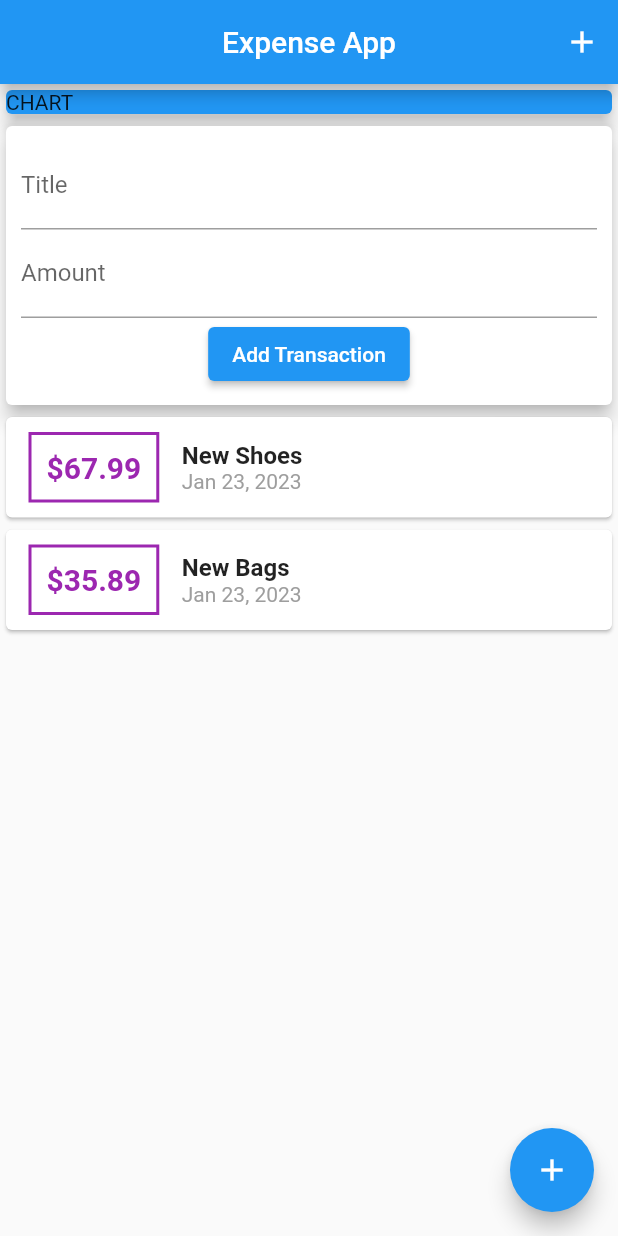
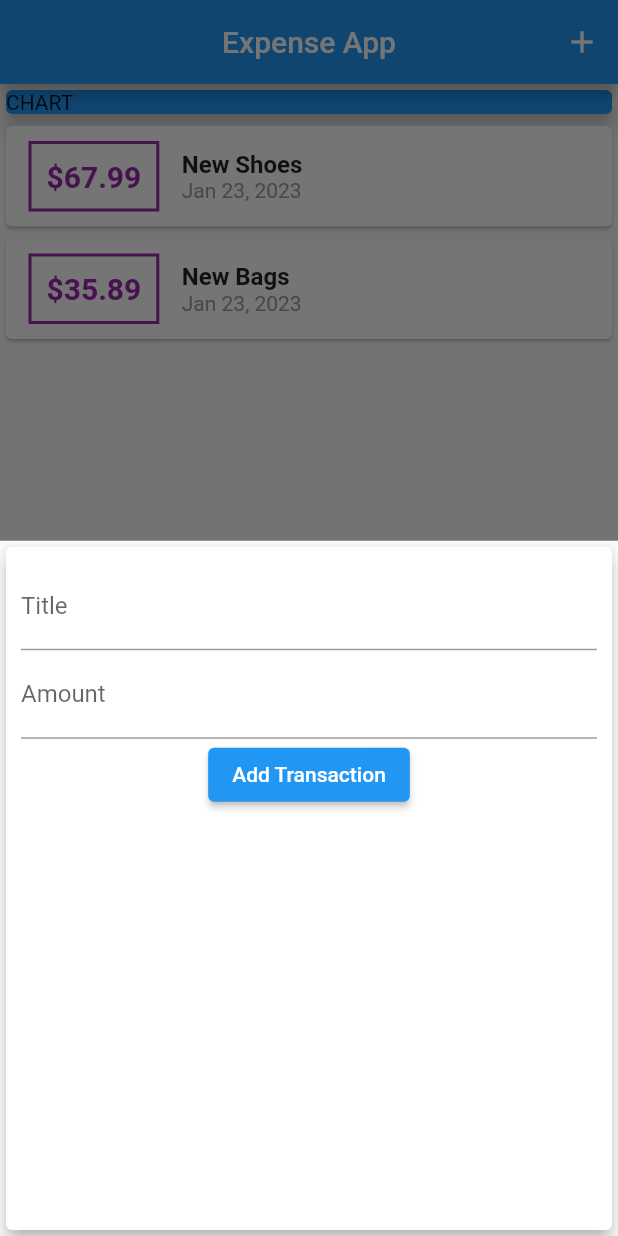
Before and after one commit to chineduG/Expense-App-built-with-Flutter, a Flutter app: the screen it shows after launch, after a tap on the "add" icon, on a phone screen of 412 x 824 dp. Run offline on Flutter 3.47's test engine with Material 2 defaults, Android fonts, the phone set to English and light mode, and no system bars.

Commit message:
remove user_transactions file

```diff
--- a/lib/main.dart
+++ b/lib/main.dart
@@ -1,8 +1,9 @@
+import 'package:build101/widgets/new_transactions.dart';
 import 'package:build101/widgets/trasactions_list.dart';
 import 'package:flutter/material.dart';
 import 'package:intl/intl.dart';
 
-import 'widgets/user_transactions.dart';
+import 'modles/transaction.dart';
 
 void main() {
   runApp(const MyApp());
@@ -13,7 +14,7 @@ class MyApp extends StatelessWidget {
 
   @override
   Widget build(BuildContext context) {
-    return const MaterialApp(
+    return MaterialApp(
       debugShowCheckedModeBanner: false,
       home: ExpenseApp(),
     );
@@ -21,13 +22,50 @@ class MyApp extends StatelessWidget {
 }
 
 class ExpenseApp extends StatefulWidget {
-  const ExpenseApp({super.key});
-
   @override
   State<ExpenseApp> createState() => _ExpenseAppState();
 }
 
 class _ExpenseAppState extends State<ExpenseApp> {
+  // const ExpenseApp({super.key});
+  final titleControler = TextEditingController();
+  final amountControler = TextEditingController();
+
+  //! Predefined list of transactions.
+  final List<Transaction> _userTransactions = [
+    Transaction(
+        id: 't1', title: 'New Shoes', amount: 67.99, date: DateTime.now()),
+    Transaction(
+        id: 't2', title: 'New Bags', amount: 35.89, date: DateTime.now())
+  ];
+
+//! Get user transactions.
+  void _addNewTransaction(String txTitle, double txAmount) {
+    final newTx = Transaction(
+        title: txTitle,
+        amount: txAmount,
+        date: DateTime.now(),
+        id: DateTime.now().toString());
+
+//* setState(newTx); function
+    setState(() {
+      _userTransactions.add(newTx);
+    });
+  }
+
+//! showModalBottomSheet
+  void _startAddNewTransaction(BuildContext ctx) {
+    showModalBottomSheet(
+        context: ctx,
+        builder: (_) {
+          return GestureDetector(
+            onTap: () {},
+            behavior: HitTestBehavior.opaque,
+            child: NewTransaction(_addNewTransaction),
+          );
+        });
+  }
+
   @override
   Widget build(BuildContext context) {
     return Scaffold(
@@ -37,7 +75,7 @@ class _ExpenseAppState extends State<ExpenseApp> {
         actions: [
           IconButton(
             icon: Icon(Icons.add),
-            onPressed: () {},
+            onPressed: () => _startAddNewTransaction(context),
           )
         ],
       ),
@@ -51,14 +89,15 @@ class _ExpenseAppState extends State<ExpenseApp> {
               child: const Card(
                   child: Text('CHART'), elevation: 5, color: Colors.blue),
             ),
-            const UserTransaction()
+            TransactionList(_userTransactions)
             // NewTransaction(),
             // TransactionList(),
           ],
         ),
       ),
+      floatingActionButtonLocation: FloatingActionButtonLocation.centerFloat,
       floatingActionButton: FloatingActionButton(
-        onPressed: () {},
+        onPressed: () => _startAddNewTransaction(context),
         child: Icon(Icons.add),
       ),
     );
--- a/lib/widgets/new_transactions.dart
+++ b/lib/widgets/new_transactions.dart
@@ -1,11 +1,17 @@
 import 'package:flutter/material.dart';
 
-class NewTransaction extends StatelessWidget {
+class NewTransaction extends StatefulWidget {
   final Function addTx;
   NewTransaction(this.addTx);
 
+  @override
+  State<NewTransaction> createState() => _NewTransactionState();
+}
+
+class _NewTransactionState extends State<NewTransaction> {
   // TextController
   final titleControler = TextEditingController();
+
   final amountControler = TextEditingController();
 
 //! Refactoring code to call from other functions.
@@ -15,7 +21,7 @@ class NewTransaction extends StatelessWidget {
     if (enteredTitle.isEmpty || enteredAmount <= 0) {
       return;
     }
-    addTx(enteredTitle, enteredAmount);
+    widget.addTx(enteredTitle, enteredAmount);
   }
 
   @override
--- a/lib/widgets/user_transactions.dart
+++ /dev/null
@@ -1,48 +0,0 @@
-import 'package:build101/widgets/new_transactions.dart';
-import 'package:build101/widgets/trasactions_list.dart';
-import 'package:flutter/material.dart';
-
-import '../modles/transaction.dart';
-
-class UserTransaction extends StatefulWidget {
-  const UserTransaction({super.key});
-
-  @override
-  State<UserTransaction> createState() => _UserTransactionState();
-}
-
-class _UserTransactionState extends State<UserTransaction> {
-  //! Predefined list of transactions.
-  final List<Transaction> _userTransactions = [
-    Transaction(
-        id: 't1', title: 'New Shoes', amount: 67.99, date: DateTime.now()),
-    Transaction(
-        id: 't2', title: 'New Bags', amount: 35.89, date: DateTime.now())
-  ];
-
-//! Get user transactions.
-  void _addNewTransaction(String txTitle, double txAmount) {
-    final newTx = Transaction(
-        title: txTitle,
-        amount: txAmount,
-        date: DateTime.now(),
-        id: DateTime.now().toString());
-
-
-//* setState(newTx); function
-    setState(() {
-      _userTransactions.add(newTx);
-    });
-  }
-
-  @override
-  Widget build(BuildContext context) {
-    return Column(
-      children: [
-        NewTransaction(_addNewTransaction),
-        // ignore: prefer_const_constructors
-        TransactionList(_userTransactions),
-      ],
-    );
-  }
-}
```
